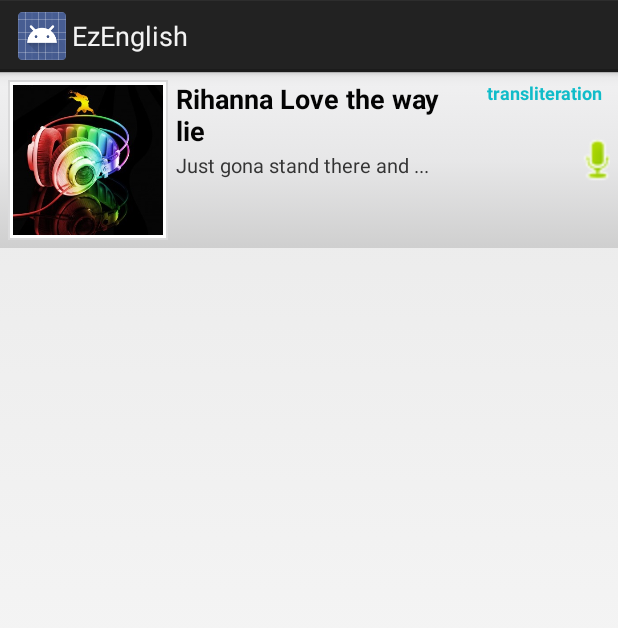
After one commit to quyngao/EzEngLish, an Android app: the layout list_row.xml on its own in the app's theme, with its tools: preview values and no code run, on a phone screen of 412 x 824 dp. The commit adds this screen. Shown: the top 628 px of the screen. Run offline under Robolectric (Android 15) with nearby library versions, the phone set to English and light mode, and no system bars.

Commit message:
add view list voca

```diff
--- a/app/src/main/AndroidManifest.xml
+++ b/app/src/main/AndroidManifest.xml
@@ -27,6 +27,11 @@
             android:launchMode="singleTask"
             android:screenOrientation="portrait">
         </activity>
+        <activity
+            android:name=".activity.VocaActivity"
+            android:launchMode="singleTask"
+            android:screenOrientation="portrait">
+        </activity>
         <service
             android:name="com.example.mypc.ezenglish.service.SongService"
             android:enabled="true"
--- a/app/src/main/java/com/example/mypc/ezenglish/util/UtilFunctions.java
+++ b/app/src/main/java/com/example/mypc/ezenglish/util/UtilFunctions.java
@@ -73,7 +73,6 @@ public class UtilFunctions {
     }
     public static Bitmap getDefaultAlbumArt(String location) {
         Bitmap bm = null;
-        BitmapFactory.Options options = new BitmapFactory.Options();
         try {
             bm = BitmapFactory.decodeFile(Environment.getExternalStorageDirectory().getAbsolutePath() +location);
         } catch (Error ee) {
--- /dev/null
+++ b/app/src/main/res/drawable/gradient_bg.xml
@@ -0,0 +1,9 @@
+<?xml version="1.0" encoding="utf-8"?>
+<shape xmlns:android="http://schemas.android.com/apk/res/android"
+       android:shape="rectangle">
+    <gradient
+        android:angle="270"
+        android:centerColor="#e7e7e8"
+        android:endColor="#cfcfcf"
+        android:startColor="#f1f1f2"/>
+</shape>
--- /dev/null
+++ b/app/src/main/res/drawable/gradient_bg_hover.xml
@@ -0,0 +1,9 @@
+<?xml version="1.0" encoding="utf-8"?>
+<shape xmlns:android="http://schemas.android.com/apk/res/android"
+       android:shape="rectangle">
+    <gradient
+        android:angle="270"
+        android:centerColor="#7ce9f1"
+        android:endColor="#037d86"
+        android:startColor="#09919b"/>
+</shape>
--- /dev/null
+++ b/app/src/main/res/drawable/image_bg.xml
@@ -0,0 +1,12 @@
+<?xml version="1.0" encoding="utf-8"?>
+<layer-list xmlns:android="http://schemas.android.com/apk/res/android">
+    <item>
+        <shape
+            android:shape="rectangle">
+            <stroke
+                android:width="1dp"
+                android:color="#dbdbdc"/>
+            <solid android:color="#FFFFFF"/>
+        </shape>
+    </item>
+</layer-list>
--- /dev/null
+++ b/app/src/main/res/drawable/list_selector.xml
@@ -0,0 +1,14 @@
+<?xml version="1.0" encoding="utf-8"?>
+<selector xmlns:android="http://schemas.android.com/apk/res/android">
+    <item
+        android:drawable="@drawable/gradient_bg"
+        android:state_pressed="false"
+        android:state_selected="false"/>
+
+    <item android:drawable="@drawable/gradient_bg_hover"
+          android:state_pressed="true"/>
+
+    <item android:drawable="@drawable/gradient_bg_hover"
+          android:state_pressed="false"
+          android:state_selected="true"/>
+</selector>
--- /dev/null
+++ b/app/src/main/res/layout/list_row.xml
@@ -0,0 +1,79 @@
+<?xml version="1.0" encoding="utf-8"?>
+<RelativeLayout xmlns:android="http://schemas.android.com/apk/res/android"
+                android:layout_width="fill_parent"
+                android:layout_height="wrap_content"
+                android:background="@drawable/list_selector"
+                android:orientation="horizontal"
+                android:padding="5dip">
+
+    <!--  ListRow Left sied Thumbnail image -->
+    <LinearLayout
+        android:id="@+id/thumbnail"
+        android:layout_width="wrap_content"
+        android:layout_height="wrap_content"
+        android:layout_alignParentLeft="true"
+        android:layout_marginRight="5dip"
+        android:background="@drawable/image_bg"
+        android:padding="3dip">
+
+        <ImageView
+            android:id="@+id/list_image"
+            android:layout_width="100dip"
+            android:layout_height="100dip"
+            android:background="@drawable/default_album_art"/>
+
+    </LinearLayout>
+
+    <!-- Title Of Song-->
+    <TextView
+        android:id="@+id/title"
+        android:layout_width="wrap_content"
+        android:layout_height="wrap_content"
+        android:layout_alignTop="@+id/thumbnail"
+        android:layout_toRightOf="@+id/thumbnail"
+        android:text="Rihanna Love the way lie"
+        android:layout_marginRight="100dp"
+        android:textColor="#040404"
+        android:textSize="18dp"
+        android:textStyle="bold"
+        android:typeface="sans"/>
+
+    <!-- Artist Name -->
+    <TextView
+        android:id="@+id/artist"
+        android:layout_width="fill_parent"
+        android:layout_height="wrap_content"
+        android:layout_below="@id/title"
+        android:layout_marginTop="1dip"
+        android:layout_toRightOf="@+id/thumbnail"
+        android:text="Just gona stand there and ..."
+        android:textColor="#343434"
+        android:layout_marginRight="30dp"
+        android:textSize="13dp"/>
+
+    <!-- Rightend Duration -->
+    <TextView
+        android:id="@+id/duration"
+        android:layout_width="wrap_content"
+        android:layout_height="wrap_content"
+        android:layout_alignParentRight="true"
+        android:layout_alignTop="@id/title"
+        android:layout_marginRight="5dip"
+        android:gravity="right"
+        android:text="transliteration"
+        android:textColor="#10bcc9"
+        android:textSize="12sp"
+        android:textStyle="bold"/>
+
+    <!-- Rightend Arrow -->
+    <ImageView
+        android:layout_width="wrap_content"
+        android:layout_height="wrap_content"
+        android:layout_alignParentRight="true"
+        android:layout_centerVertical="true"
+        android:scaleType="center"
+        android:scaleX="2"
+        android:scaleY="2"
+        android:src="@android:drawable/presence_audio_online"/>
+
+</RelativeLayout>
```
Also changed, not shown: app/src/main/java/com/example/mypc/ezenglish/activity/AudioPlayerActivity.java (+12 -1 lines), app/src/main/java/com/example/mypc/ezenglish/activity/RecodActivity.java (added, +8 -0 lines), app/src/main/java/com/example/mypc/ezenglish/activity/VocaActivity.java (added, +84 -0 lines), app/src/main/java/com/example/mypc/ezenglish/adapter/VocaAdapter.java (added, +71 -0 lines), app/src/main/java/com/example/mypc/ezenglish/realm/DataDummyLocal.java (+26 -42 lines), app/src/main/res/layout/activity_voca.xml (added, +15 -0 lines), app/src/main/res/layout/audio_player.xml (+16 -0 lines), app/src/main/res/drawable-hdpi/ic_voca.png (added), 1 other file.
